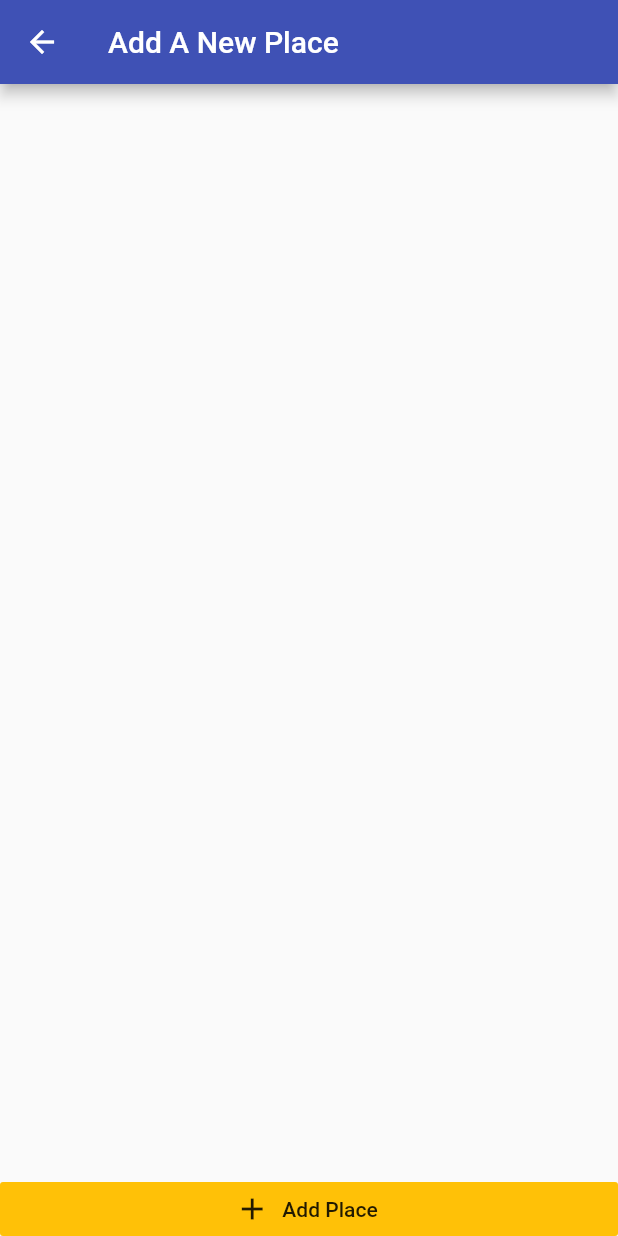
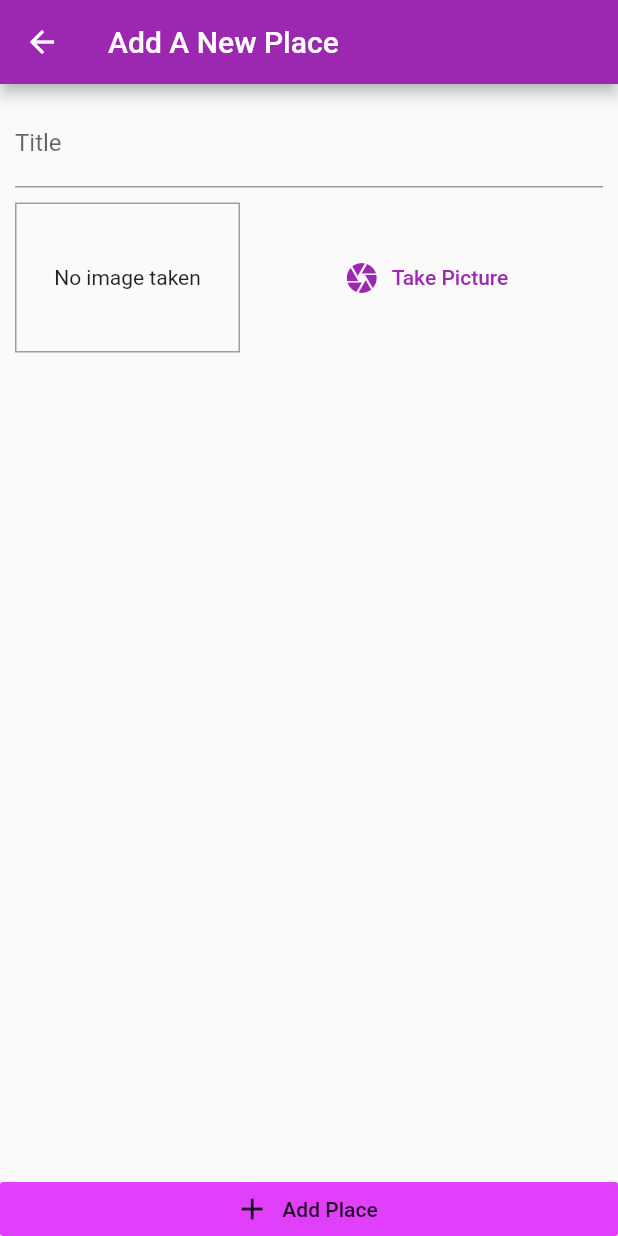
Before and after one commit to Code4Blessings/flutter_native_device_feature, a Flutter app: the screen it shows after launch, after a tap on the "add" icon, on a phone screen of 412 x 824 dp. Run offline on Flutter 3.47's test engine with Material 2 defaults, Android fonts, the phone set to English and light mode, and no system bars.

Commit message:
Changed theme color and created image library

```diff
--- a/flutter_native_device/lib/main.dart
+++ b/flutter_native_device/lib/main.dart
@@ -16,8 +16,8 @@ class MyApp extends StatelessWidget {
           child: MaterialApp(
         title: 'Great Places',
         theme: ThemeData(
-          primarySwatch: Colors.indigo,
-          accentColor: Colors.amber,
+          primarySwatch: Colors.purple,
+          accentColor: Colors.purpleAccent,
         ),
         home: PlacesListScreen(),
         routes: {
--- a/flutter_native_device/lib/screens/add_place.dart
+++ b/flutter_native_device/lib/screens/add_place.dart
@@ -1,5 +1,6 @@
 import 'package:flutter/material.dart';
 import 'package:flutter/widgets.dart';
+import '../widgets/widgets.dart';
 
 class AddPlaceScreen extends StatefulWidget {
   static const routeName = '/add-place';
@@ -9,6 +10,8 @@ class AddPlaceScreen extends StatefulWidget {
 }
 
 class _AddPlaceScreenState extends State<AddPlaceScreen> {
+  final _titleController = TextEditingController();
+
   @override
   Widget build(BuildContext context) {
     return Scaffold(
@@ -20,10 +23,20 @@ class _AddPlaceScreenState extends State<AddPlaceScreen> {
         crossAxisAlignment: CrossAxisAlignment.stretch,
         children: <Widget>[
           Expanded(
-            child: Column(
-              children: <Widget>[
-
-              ],
+            child: SingleChildScrollView(
+              child: Padding(
+                padding: EdgeInsets.all(10.0),
+                child: Column(
+                  children: <Widget>[
+                    TextField(
+                      decoration: InputDecoration(labelText: 'Title'),
+                      controller: _titleController,
+                    ),
+                    SizedBox(height: 10),
+                    ImageInput(),
+                  ],
+                ),
+              ),
             ),
           ),
           RaisedButton.icon(
--- /dev/null
+++ b/flutter_native_device/lib/widgets/image_input.dart
@@ -0,0 +1,42 @@
+import 'package:flutter/material.dart';
+import 'dart:io';
+
+class ImageInput extends StatefulWidget {
+  @override
+  _ImageInputState createState() => _ImageInputState();
+}
+
+class _ImageInputState extends State<ImageInput> {
+  File _storedImage;
+
+  @override
+  Widget build(BuildContext context) {
+    return Row(
+      children: <Widget>[
+        Container(
+          padding: EdgeInsets.symmetric(horizontal: 10.0),
+          height: 100,
+          width: 150,
+          decoration:
+              BoxDecoration(border: Border.all(width: 1, color: Colors.grey)),
+          child: _storedImage != null ? Image.file(
+            _storedImage,
+            fit: BoxFit.cover,
+            width: double.infinity)
+             : Text('No image taken', textAlign: TextAlign.center),
+          alignment: Alignment.center,
+        ),
+        SizedBox(width: 10),
+        //Button is needed to open the image picker or access camera
+        Expanded(
+          child: FlatButton.icon(
+          onPressed: () {},
+          icon: Icon(Icons.camera),
+          label: Text('Take Picture'),
+          textColor: Theme.of(context).primaryColor,
+        ),
+      ),
+      ],
+    );
+  }
+}
--- /dev/null
+++ b/flutter_native_device/lib/widgets/widgets.dart
@@ -0,0 +1 @@
+export 'image_input.dart';
```
